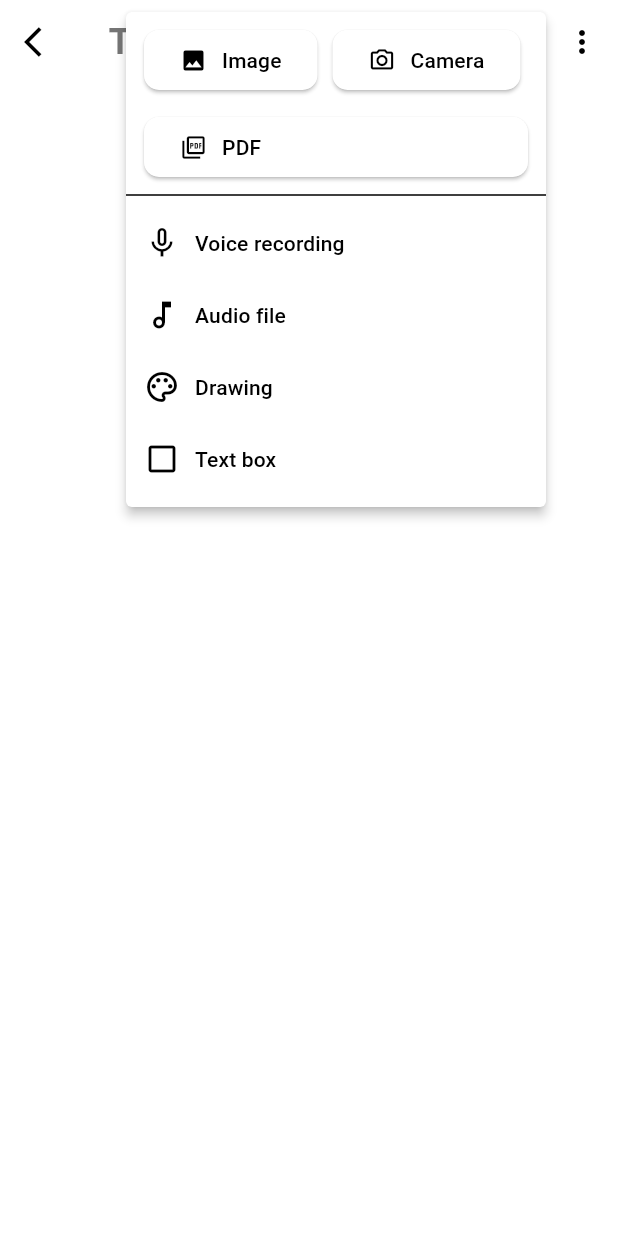
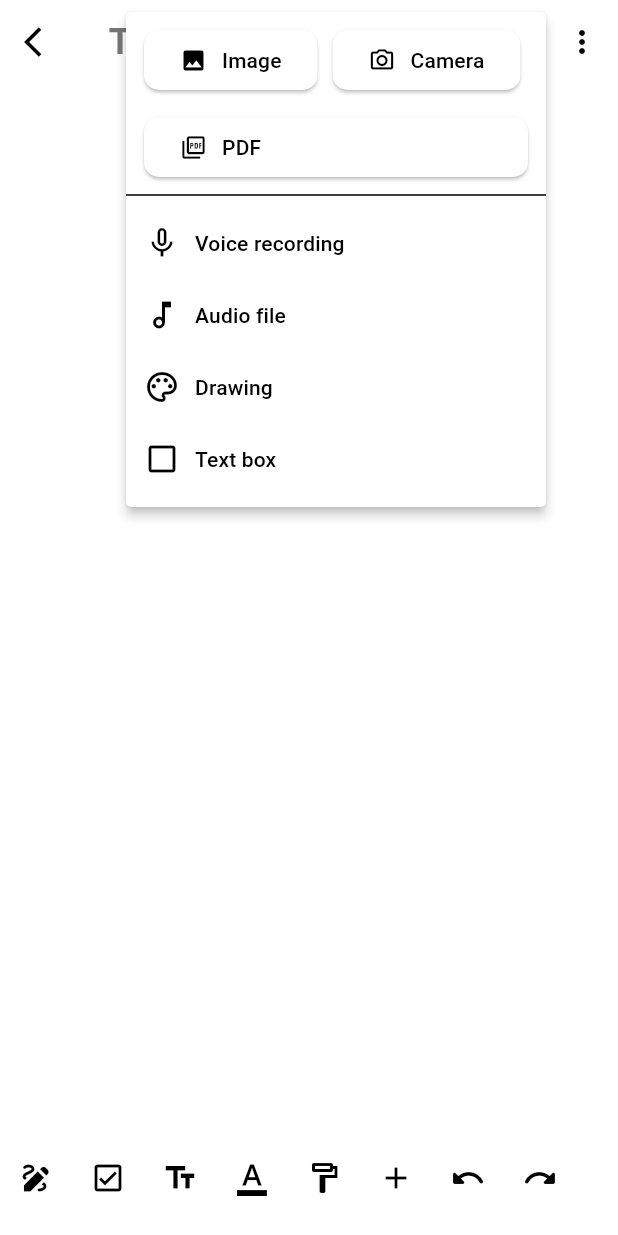
Before and after one commit to abhay0170/flutter_note_app, a Flutter app: the CreateNote screen opened directly, after a tap on the "add" icon, on a phone screen of 412 x 824 dp. Run offline on Flutter 3.47's test engine with Material 3 defaults, Android fonts, the phone set to English and light mode, and no system bars; our stand-ins replace flutter_hooks.

Commit message:
bottom navigation

```diff
--- a/lib/screens/create_note_folder/create_note.dart
+++ b/lib/screens/create_note_folder/create_note.dart
@@ -63,6 +63,22 @@ class CreateNote extends HookWidget {
           maxLines: null,
         ),
       ),
+      bottomNavigationBar:
+      Padding(
+        padding: const EdgeInsets.only(bottom: 15),
+        child: Row(
+          children: [
+            IconButton(onPressed: (){}, icon: Icon(Icons.draw)),
+            IconButton(onPressed: (){}, icon: Icon(Icons.check_box_outlined)),
+            IconButton(onPressed: (){}, icon: Icon(Icons.text_fields)),
+            IconButton(onPressed: (){}, icon: Icon(Icons.format_color_text)),
+            IconButton(onPressed: (){}, icon: Icon(Icons.format_paint_outlined)),
+            IconButton(onPressed: (){}, icon: Icon(Icons.add)),/////////////dropdownbuttion ////arrowdropdown
+            IconButton(onPressed: (){}, icon: Icon(Icons.undo_rounded)),
+            IconButton(onPressed: (){}, icon: Icon(Icons.redo_rounded)),
+          ],
+        ),
+      ),
     );
   }
 }
```
